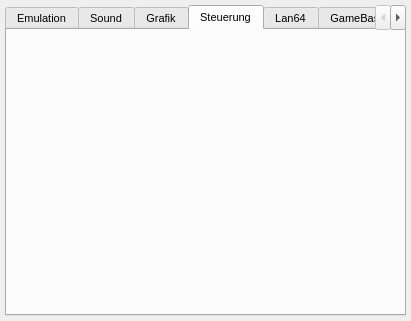
Above: setup_window.ui from ThKattanek/emu64 before the change. Below: the same form after it.
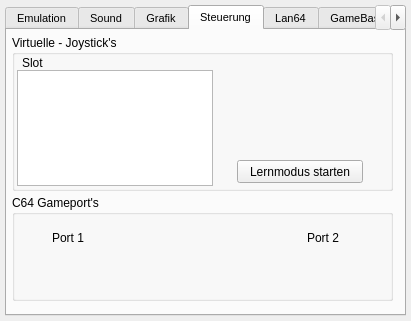
That is the form after the change. The open tabs and pages were chosen to show the change.

Patch:
```diff
--- a/setup_window.ui
+++ b/setup_window.ui
@@ -304,9 +304,102 @@
     <property name="enabled">
      <bool>true</bool>
     </property>
+    <property name="font">
+     <font>
+      <pointsize>9</pointsize>
+     </font>
+    </property>
     <attribute name="title">
      <string>Steuerung</string>
     </attribute>
+    <widget class="QGroupBox" name="groupBox">
+     <property name="geometry">
+      <rect>
+       <x>5</x>
+       <y>5</y>
+       <width>381</width>
+       <height>156</height>
+      </rect>
+     </property>
+     <property name="title">
+      <string>Virtuelle - Joystick's</string>
+     </property>
+     <widget class="QLabel" name="label_4">
+      <property name="geometry">
+       <rect>
+        <x>10</x>
+        <y>20</y>
+        <width>31</width>
+        <height>16</height>
+       </rect>
+      </property>
+      <property name="text">
+       <string>Slot</string>
+      </property>
+     </widget>
+     <widget class="QTableWidget" name="tableWidget">
+      <property name="geometry">
+       <rect>
+        <x>5</x>
+        <y>35</y>
+        <width>196</width>
+        <height>116</height>
+       </rect>
+      </property>
+     </widget>
+     <widget class="QPushButton" name="RecJoy">
+      <property name="geometry">
+       <rect>
+        <x>225</x>
+        <y>125</y>
+        <width>126</width>
+        <height>23</height>
+       </rect>
+      </property>
+      <property name="text">
+       <string>Lernmodus starten</string>
+      </property>
+     </widget>
+    </widget>
+    <widget class="QGroupBox" name="groupBox_2">
+     <property name="geometry">
+      <rect>
+       <x>5</x>
+       <y>165</y>
+       <width>381</width>
+       <height>106</height>
+      </rect>
+     </property>
+     <property name="title">
+      <string>C64 Gameport's</string>
+     </property>
+     <widget class="QLabel" name="label_2">
+      <property name="geometry">
+       <rect>
+        <x>40</x>
+        <y>35</y>
+        <width>36</width>
+        <height>16</height>
+       </rect>
+      </property>
+      <property name="text">
+       <string>Port 1</string>
+      </property>
+     </widget>
+     <widget class="QLabel" name="label_3">
+      <property name="geometry">
+       <rect>
+        <x>295</x>
+        <y>35</y>
+        <width>36</width>
+        <height>16</height>
+       </rect>
+      </property>
+      <property name="text">
+       <string>Port 2</string>
+      </property>
+     </widget>
+    </widget>
    </widget>
    <widget class="QWidget" name="Lan64Tab">
     <property name="enabled">
```
Left out of the diff: 2 changed lines with no effect on the pictures.
